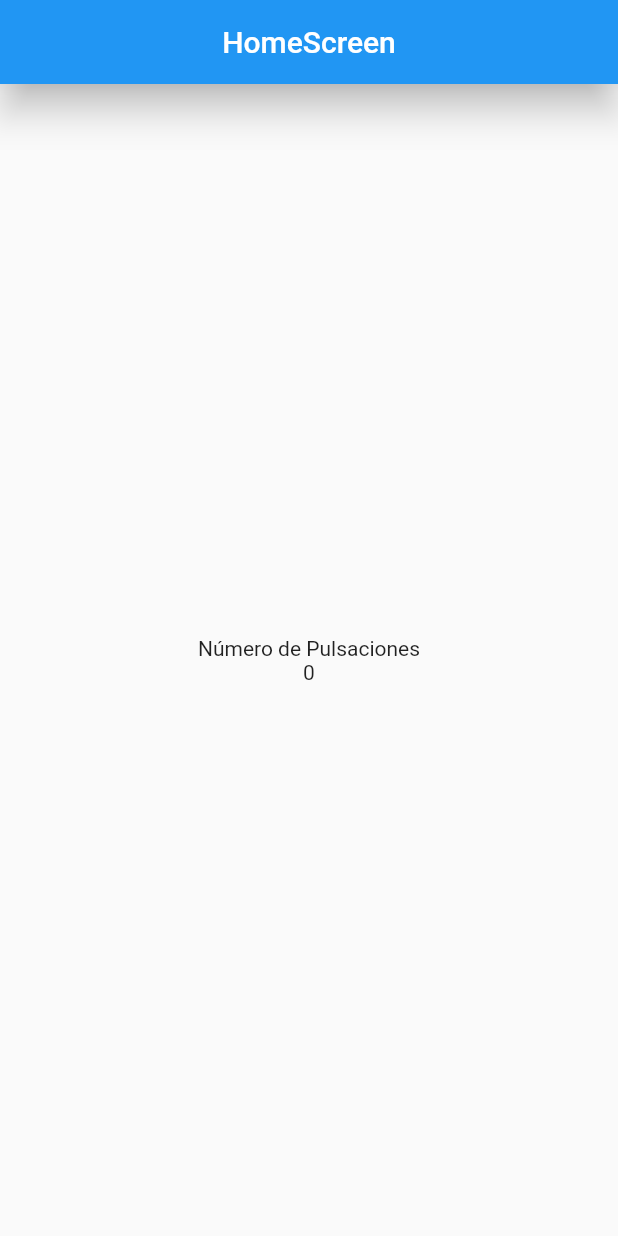
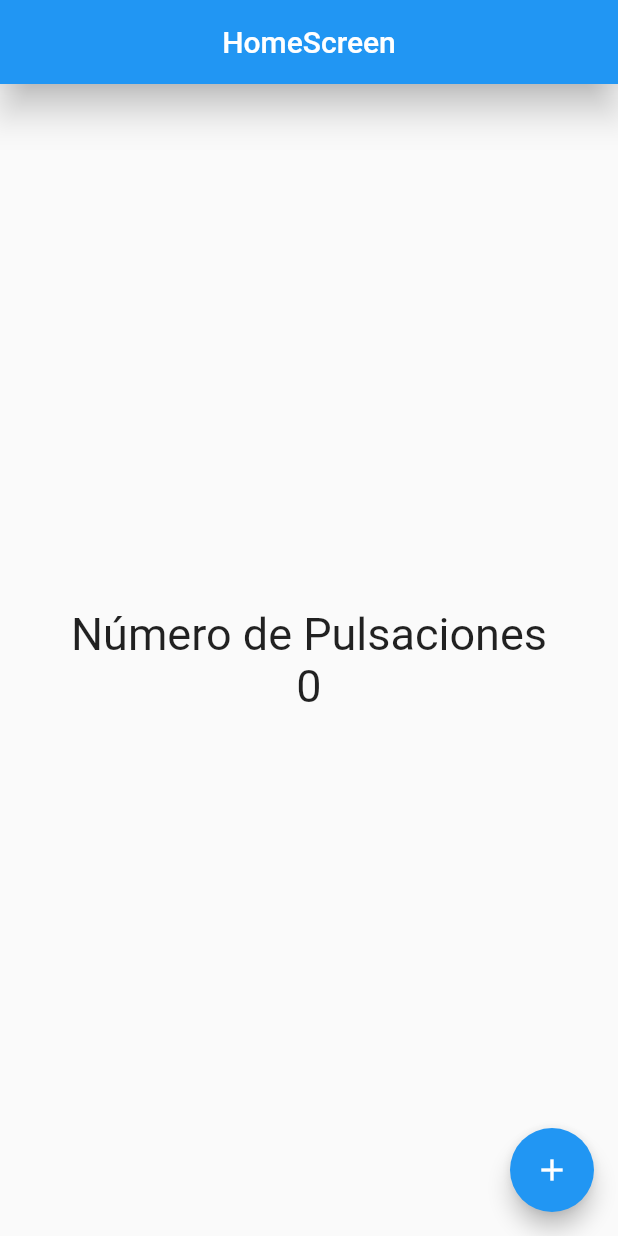
Before and after one commit to tutorcfgsi/counter_app, a Flutter app: the screen it shows after launch, on a phone screen of 412 x 824 dp. Run offline on Flutter 3.47's test engine with Material 2 defaults, Android fonts, the phone set to English and light mode, and no system bars.

Commit message:
Actualización

```diff
--- a/counter_app/lib/screens/home_sreen.dart
+++ b/counter_app/lib/screens/home_sreen.dart
@@ -5,6 +5,8 @@ class HomeScreen extends StatelessWidget {
 
   @override
   Widget build(BuildContext context) {
+    const fontSize30 = TextStyle(fontSize: 30);
+    int counter = 0;
     return Scaffold(
       appBar: AppBar(
         centerTitle: true,
@@ -14,8 +16,19 @@ class HomeScreen extends StatelessWidget {
       body: Center(
         child: Column(
           mainAxisAlignment: MainAxisAlignment.center,
-          children: const <Widget>[Text('Número de Pulsaciones'), Text('0')],
+          children: <Widget>[
+            const Text('Número de Pulsaciones', style: fontSize30),
+            Text('$counter', style: fontSize30)
+          ],
         ),
+      ),
+      // floatingActionButtonLocation: FloatingActionButtonLocation.centerDocked,
+      floatingActionButton: FloatingActionButton(
+        child: const Icon(Icons.add),
+        onPressed: () {
+          counter++;
+          print('Hola mundo');
+        },
       ),
     );
   }
```
